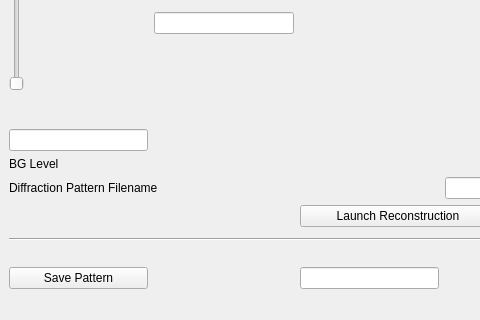
Qt form phaseretrieval.ui (genfire-em/GENFIRE-Python) before a commit; both pictures show x 0 to 480 and y 195 to 515 of the 808 by 515 pixel window.
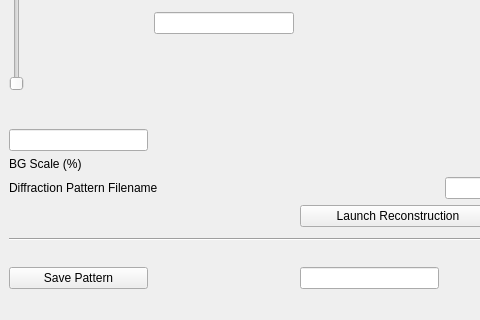
The same form after that commit.

Commit message: fixed contrast sliders. Added BG and threshold sliders. Need to debug them

```diff
--- a/phaseretrieval.ui
+++ b/phaseretrieval.ui
@@ -49,7 +49,7 @@
       <item row="5" column="0">
        <widget class="QLabel" name="lbl_BGlevel">
         <property name="text">
-         <string>BG Level</string>
+         <string>BG Scale (%)</string>
         </property>
        </widget>
       </item>
```
Left out of the diff: 8 changed lines with no effect on the pictures. The commit also changes 4 other files.
